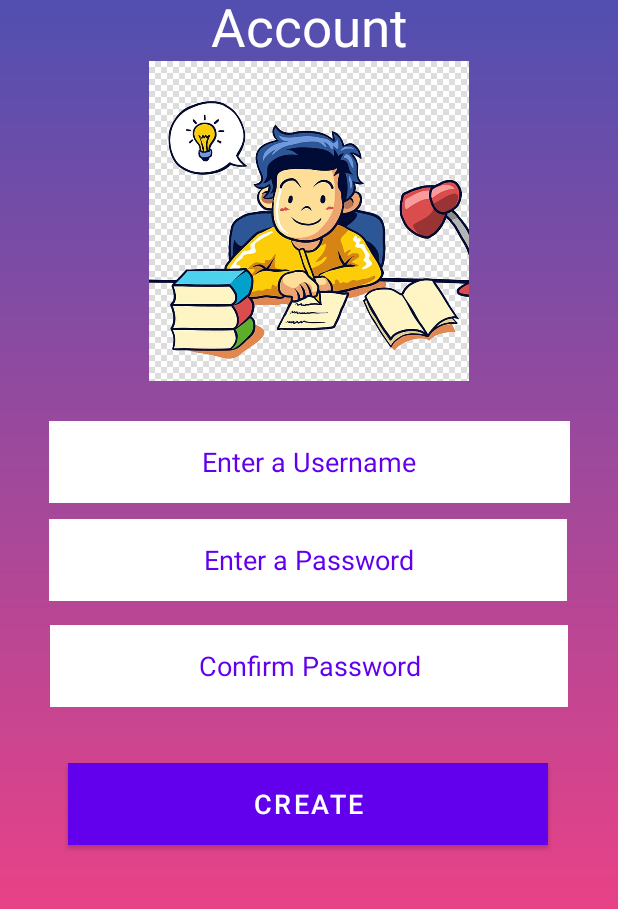
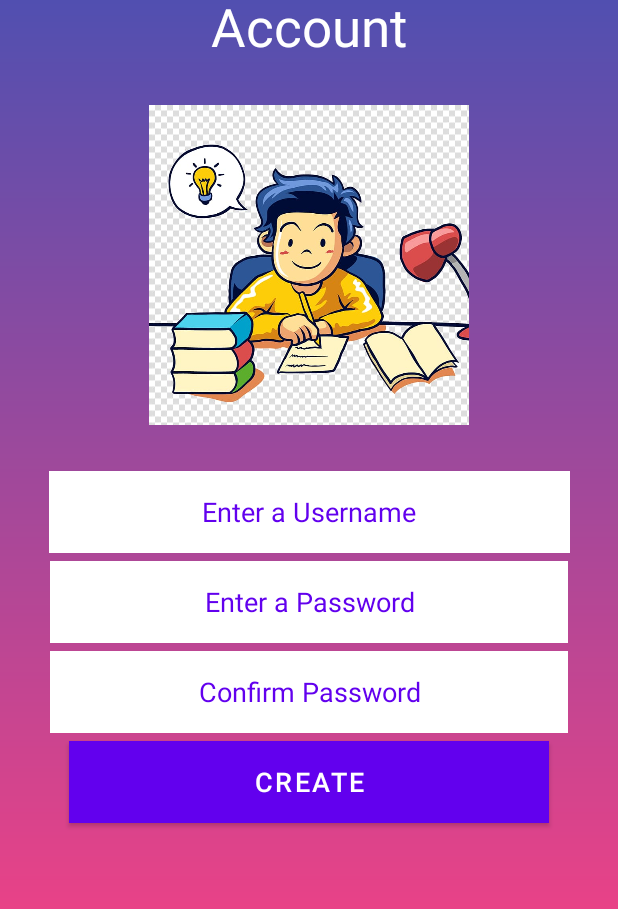
Before and after one commit to aleksandarMilos/FinalProject, an Android app: the CreateUserActivity screen opened directly, with no data from a screen before it, on a phone screen of 412 x 824 dp, the part 191-1100 px from its top. Run offline under Robolectric (Android 15) with nearby library versions, the phone set to English and light mode, and no system bars.

Commit message:
UI Adjustments

```diff
--- a/app/src/main/java/com/example/finalproject/ToDoList.java
+++ b/app/src/main/java/com/example/finalproject/ToDoList.java
@@ -70,6 +70,8 @@ public class ToDoList extends AppCompatActivity{
         //TODO Future Work, currently if the user enters Title/Description and then random Strings into Date and Time (but doesn't press Select Date or Select Time), and then presses Add task
         // It'll add the task with those random Strings representing Dates/Time. In the future, ideally they should only be able to add a task with valid Dates and Times
         // So currently can add wrong "Dates" and "Times"
+
+        //TODO Future Work -> Maybe make it so the task inputting and adding button half of the XML is part of a fragment, or something so that we have more space for the actual list and cleaner UI
 
         //Getting what User along with their specific Course from the previous ListView got us here
         Intent intent_fromCourse = getIntent();
--- a/app/src/main/res/layout/activity_create.xml
+++ b/app/src/main/res/layout/activity_create.xml
@@ -20,18 +20,17 @@
     <ImageView
         android:id="@+id/imageView4"
         android:layout_width="213dp"
-        android:layout_height="316dp"
-        app:layout_constraintBottom_toBottomOf="parent"
+        android:layout_height="250dp"
+        android:layout_marginTop="10dp"
         app:layout_constraintEnd_toEndOf="parent"
         app:layout_constraintStart_toStartOf="parent"
-        app:layout_constraintTop_toTopOf="parent"
-        app:layout_constraintVertical_bias="0.134"
+        app:layout_constraintTop_toBottomOf="@+id/textView3"
         app:srcCompat="@drawable/studying" />
 
     <TextView
         android:id="@+id/textView3"
         android:layout_width="195dp"
-        android:layout_height="127dp"
+        android:layout_height="wrap_content"
         android:layout_marginTop="24dp"
         android:text="Create an Account"
         android:textAlignment="center"
@@ -44,80 +43,70 @@
 
     <!-- Login Button -->
 
+    <Button
+        android:id="@+id/create_button"
+        android:layout_width="wrap_content"
+        android:layout_height="wrap_content"
+        android:layout_marginBottom="148dp"
+        android:background="@android:drawable/bottom_bar"
+        android:text="CREATE"
+        android:textColor="@android:color/white"
+        android:textSize="18sp"
+        app:layout_constraintBottom_toBottomOf="parent"
+        app:layout_constraintEnd_toEndOf="parent"
+        app:layout_constraintStart_toStartOf="parent" />
+
+    <EditText
+        android:id="@+id/user_Password2"
+        android:layout_width="345dp"
+        android:layout_height="wrap_content"
+        android:layout_marginBottom="5dp"
+        android:background="@android:drawable/bottom_bar"
+        android:backgroundTint="@color/white"
+        android:ems="10"
+        android:hint="Confirm Password"
+        android:inputType="textPassword"
+        android:textAlignment="center"
+        android:textColor="@android:color/black"
+        android:textColorHint="@color/purple_500"
+        android:textSize="18sp"
+        app:layout_constraintBottom_toTopOf="@+id/create_button"
+        app:layout_constraintEnd_toEndOf="parent"
+        app:layout_constraintStart_toStartOf="parent" />
+
+    <EditText
+        android:id="@+id/user_Password"
+        android:layout_width="345dp"
+        android:layout_height="wrap_content"
+        android:layout_marginBottom="5dp"
+        android:background="@android:drawable/bottom_bar"
+        android:backgroundTint="@color/white"
+        android:ems="10"
+        android:hint="Enter a Password"
+        android:inputType="textPassword"
+        android:textAlignment="center"
+        android:textColor="@android:color/black"
+        android:textColorHint="@color/purple_500"
+        app:layout_constraintBottom_toTopOf="@+id/user_Password2"
+        app:layout_constraintEnd_toEndOf="parent"
+        app:layout_constraintStart_toStartOf="parent" />
+
     <EditText
         android:id="@+id/user_Name"
         android:layout_width="347dp"
         android:layout_height="wrap_content"
-        android:layout_marginStart="32dp"
-        android:layout_marginTop="352dp"
-        android:layout_marginEnd="32dp"
+        android:layout_marginBottom="5dp"
         android:background="@android:drawable/bottom_bar"
         android:backgroundTint="@color/white"
         android:ems="10"
         android:hint="Enter a Username"
         android:inputType="textPersonName"
         android:textAlignment="center"
+        android:textColor="@android:color/black"
         android:textColorHint="@color/purple_500"
+        app:layout_constraintBottom_toTopOf="@+id/user_Password"
         app:layout_constraintEnd_toEndOf="parent"
-        app:layout_constraintStart_toStartOf="parent"
-        app:layout_constraintTop_toTopOf="parent"
-        android:textColor="@android:color/black"
-        />
-
-    <EditText
-        android:id="@+id/user_Password"
-        android:layout_width="345dp"
-        android:layout_height="wrap_content"
-        android:layout_marginStart="32dp"
-        android:layout_marginTop="417dp"
-        android:layout_marginEnd="34dp"
-        android:background="@android:drawable/bottom_bar"
-        android:backgroundTint="@color/white"
-        android:ems="10"
-        android:hint="Enter a Password"
-        android:inputType="textPassword"
-        android:textAlignment="center"
-        android:textColorHint="@color/purple_500"
-        app:layout_constraintEnd_toEndOf="parent"
-        app:layout_constraintStart_toStartOf="parent"
-        app:layout_constraintTop_toTopOf="parent"
-        android:textColor="@android:color/black"
-        />
-
-    <EditText
-        android:id="@+id/user_Password2"
-        android:layout_width="345dp"
-        android:layout_height="wrap_content"
-        android:layout_marginStart="33dp"
-        android:layout_marginTop="488dp"
-        android:layout_marginEnd="33dp"
-        android:background="@android:drawable/bottom_bar"
-        android:backgroundTint="@color/white"
-        android:ems="10"
-        android:hint="Confirm Password"
-        android:inputType="textPassword"
-        android:textAlignment="center"
-        android:textColorHint="@color/purple_500"
-        android:textSize="18sp"
-        app:layout_constraintEnd_toEndOf="parent"
-        app:layout_constraintStart_toStartOf="parent"
-        app:layout_constraintTop_toTopOf="parent"
-        android:textColor="@android:color/black"
-        />
-
-    <Button
-        android:id="@+id/create_button"
-        android:layout_width="wrap_content"
-        android:layout_height="wrap_content"
-        android:layout_marginTop="580dp"
-        android:background="@android:drawable/bottom_bar"
-        android:text="CREATE"
-        android:textColor="@android:color/white"
-        android:textSize="18sp"
-        app:layout_constraintEnd_toEndOf="parent"
-        app:layout_constraintHorizontal_bias="0.494"
-        app:layout_constraintStart_toStartOf="parent"
-        app:layout_constraintTop_toTopOf="parent" />
+        app:layout_constraintStart_toStartOf="parent" />
 
 
 </androidx.constraintlayout.widget.ConstraintLayout>
--- a/app/src/main/res/layout/activity_second_course.xml
+++ b/app/src/main/res/layout/activity_second_course.xml
@@ -9,7 +9,7 @@
 
     <TextView
         android:id="@+id/newCourseTextView"
-        android:layout_width="83dp"
+        android:layout_width="0dp"
         android:layout_height="wrap_content"
         android:layout_marginStart="4dp"
         android:layout_marginBottom="56dp"
@@ -23,16 +23,16 @@
 
     <TextView
         android:id="@+id/deleteSwitchTextView"
-        android:layout_width="wrap_content"
-        android:layout_height="wrap_content"
-        android:layout_marginStart="115dp"
-        android:layout_marginBottom="56dp"
+        android:layout_width="108dp"
+        android:layout_height="40dp"
+        android:layout_marginBottom="45dp"
+        android:gravity="center"
         android:text="Delete Course on Tap"
         android:textColor="@color/white"
         android:textSize="15dp"
         android:textStyle="bold"
         app:layout_constraintBottom_toBottomOf="parent"
-        app:layout_constraintStart_toStartOf="@+id/newCourseTextView" />
+        app:layout_constraintEnd_toStartOf="@+id/deleteSwitch" />
 
     <com.google.android.material.floatingactionbutton.FloatingActionButton
         android:id="@+id/addCourseBtn"
@@ -84,18 +84,17 @@
     <Switch
         android:id="@+id/deleteSwitch"
         android:layout_width="51dp"
-        android:layout_height="36dp"
-        android:layout_marginStart="145dp"
-        android:layout_marginBottom="48dp"
+        android:layout_height="40dp"
+        android:layout_marginEnd="24dp"
 
+        android:layout_marginBottom="45dp"
         app:layout_constraintBottom_toBottomOf="parent"
-        app:layout_constraintStart_toStartOf="@+id/deleteSwitchTextView" />
+        app:layout_constraintEnd_toEndOf="parent" />
 
     <Button
         android:id="@+id/calculator"
         android:layout_width="206dp"
         android:layout_height="38dp"
-        android:layout_marginStart="100dp"
         android:layout_marginTop="458dp"
         android:layout_marginBottom="107dp"
         android:background="@color/Chartreuse"
@@ -103,6 +102,8 @@
         android:paddingHorizontal="3dp"
         android:text="grade calculator"
         app:layout_constraintBottom_toBottomOf="parent"
+        app:layout_constraintEnd_toEndOf="parent"
+        app:layout_constraintHorizontal_bias="0.497"
         app:layout_constraintStart_toStartOf="parent"
         app:layout_constraintTop_toTopOf="parent"
         app:layout_constraintVertical_bias="1.0" />
```
